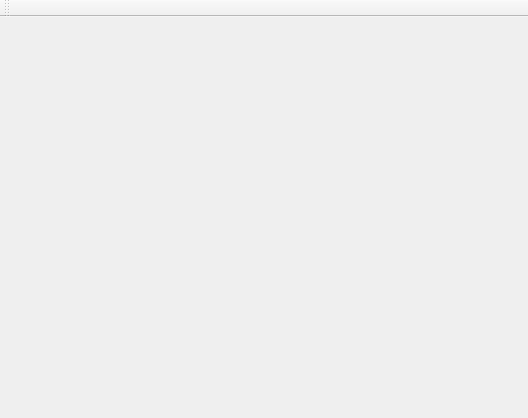
This is src/mainwindow.ui in keshavbhatt/music-radar as Qt 5 draws it before an edit. The edited form follows.
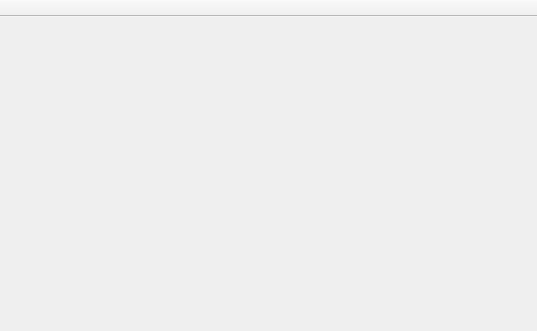
This is the edited form.

Commit message: code cleanup, settings implemented,

```diff
--- a/src/mainwindow.ui
+++ b/src/mainwindow.ui
@@ -6,8 +6,8 @@
    <rect>
     <x>0</x>
     <y>0</y>
-    <width>528</width>
-    <height>418</height>
+    <width>537</width>
+    <height>331</height>
    </rect>
   </property>
   <property name="windowTitle">
@@ -21,11 +21,11 @@
    </layout>
   </widget>
   <widget class="QToolBar" name="mainToolBar">
-   <property name="allowedAreas">
-    <set>Qt::BottomToolBarArea|Qt::TopToolBarArea</set>
+   <property name="movable">
+    <bool>false</bool>
    </property>
    <property name="toolButtonStyle">
-    <enum>Qt::ToolButtonTextUnderIcon</enum>
+    <enum>Qt::ToolButtonTextBesideIcon</enum>
    </property>
    <property name="floatable">
     <bool>true</bool>
```
Left out of the diff: 2 changed lines with no effect on the pictures. The commit also changes 2 other files.
